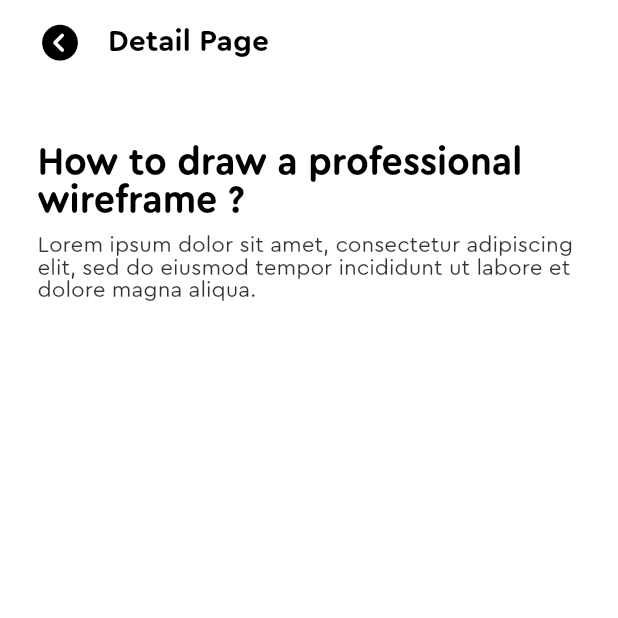
After one commit to hverby/todoDesign, a Flutter app: the screen it shows after launch, after a tap on "How to draw a professional wireframe ?", on a phone screen of 412 x 824 dp, the top half of it. The commit adds this screen. Run offline on Flutter 3.47's test engine with Material 2 defaults, Android fonts, the phone set to English and light mode, and no system bars; our stand-ins replace font_awesome_flutter.

Commit message:
leading & iconTheme

```diff
--- /dev/null
+++ b/lib/screens/detail/detail_page.dart
@@ -0,0 +1,43 @@
+import 'package:flutter/material.dart';
+import 'package:font_awesome_flutter/font_awesome_flutter.dart';
+
+class DetailPage extends StatelessWidget {
+  const DetailPage({Key? key}) : super(key: key);
+
+  @override
+  Widget build(BuildContext context) {
+    return Scaffold(
+      backgroundColor: Colors.white,
+      appBar: AppBar(
+        backgroundColor: Colors.white,
+        elevation: 0,
+        title: Text("Detail Page", style: TextStyle(color: Colors.black, fontFamily: 'ceraBold'),),
+        //iconTheme: IconThemeData(color: Colors.black, ),
+          leading: Padding(
+            padding: EdgeInsets.only(left: 20),
+            child: IconButton(icon: FaIcon(FontAwesomeIcons.circleChevronLeft, color: Colors.black,),
+              onPressed: (){
+                Navigator.pop(context);
+              },),
+          )
+
+      ),
+      body: Container(
+        padding: EdgeInsets.symmetric(horizontal: 25, vertical: 40),
+        child: Column(
+          children: [
+            Container(
+              child: Text("How to draw a professional wireframe ?",
+                  style: TextStyle(color: Colors.black, fontSize: 25, fontFamily: 'ceraBold')),
+            ),
+            SizedBox(height: 10,),
+            Container(
+              child: Text("Lorem ipsum dolor sit amet, consectetur adipiscing elit, sed do eiusmod tempor incididunt ut labore et dolore magna aliqua.",
+                style: TextStyle(color: Colors.black.withOpacity(0.8), fontSize: 15,), textAlign: TextAlign.start,),
+            ),
+          ],
+        ),
+      )
+    );
+  }
+}
--- a/lib/screens/home/widgets/note_item.dart
+++ b/lib/screens/home/widgets/note_item.dart
@@ -1,4 +1,6 @@
 import 'package:flutter/material.dart';
+
+import '../../detail/detail_page.dart';
 
 class NoteItem extends StatelessWidget {
   final String title;
@@ -6,7 +8,11 @@ class NoteItem extends StatelessWidget {
 
   @override
   Widget build(BuildContext context) {
-    return Container(
+    return GestureDetector(
+      onTap: (){
+        Navigator.push(context, MaterialPageRoute(builder: (context) => DetailPage()));
+      },
+      child: Container(
         width: MediaQuery.of(context).size.width,
         padding: EdgeInsets.symmetric(horizontal: 15, vertical: 20),
         margin: EdgeInsets.only(bottom: 10),
@@ -50,6 +56,7 @@ class NoteItem extends StatelessWidget {
             )
           ],
         ),
+      ),
     );
   }
 }
```
Lines whose indentation alone changed are shown as unchanged.
